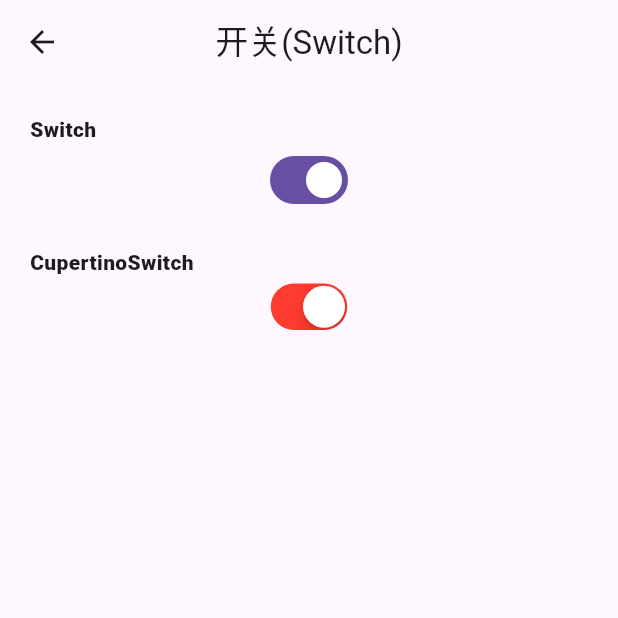
After one commit to iotzzh/zh-flutter-demos, a Flutter app: the ZHSwitch screen opened by its route, on a phone screen of 412 x 824 dp, the top half of it. The commit adds this screen. Run offline on Flutter 3.47's test engine with Material 2 defaults, Android fonts, the phone set to English and light mode, and no system bars.

Commit message:
添加switch组件

```diff
--- a/lib/main.dart
+++ b/lib/main.dart
@@ -2,6 +2,7 @@ import 'package:flutter/material.dart';
 import 'package:zh_flutter_demos/views/basic/text_style.dart';
 import 'package:zh_flutter_demos/views/basic/button.dart';
 import 'package:zh_flutter_demos/views/basic/img_icon.dart';
+import 'package:zh_flutter_demos/views/form/switch.dart';
 
 void main() => runApp(const MyApp());
 
@@ -20,9 +21,12 @@ class MyApp extends StatelessWidget {
         body: const MyStatefulWidget(),
       ),
       routes: {
+        // 基础组件
         'text_style': (context) => const ZHTextStyle(),
         'button': (context) => const ZHButton(),
         'img_icon': (context) => const ZHImgIcon(),
+        // 表单组件
+        'switch': (context) => const ZHSwitch(),
       },
     );
   }
@@ -64,6 +68,12 @@ List<Item> generateItems() {
       ItemButton(
         text: 'Img & Button',
         routeName: 'img_icon',
+      ),
+    ]),
+    Item(headerValue: '表单组件', buttons: [
+      ItemButton(
+        text: '开关(Switch)',
+        routeName: 'switch',
       )
     ]),
     Item(headerValue: '布局类组件', buttons: [
--- /dev/null
+++ b/lib/views/form/switch.dart
@@ -0,0 +1,58 @@
+import 'package:flutter/cupertino.dart';
+import 'package:flutter/material.dart';
+
+class ZHSwitch extends StatefulWidget {
+  const ZHSwitch({Key? key}) : super(key: key);
+  @override
+  State<StatefulWidget> createState() {
+    return ZHSwitchState();
+  }
+}
+
+class ZHSwitchState extends State<ZHSwitch> {
+  bool _switchSelected = true; //维护单选开关状态
+
+  @override
+  Widget build(BuildContext context) {
+    return Scaffold(
+        appBar: AppBar(
+          title: const Text('开关(Switch)'),
+          centerTitle: true,
+        ),
+        body: ListView(
+          shrinkWrap: true,
+          padding: const EdgeInsets.all(20.0),
+          children: <Widget>[
+            const Text(
+              'Switch',
+              style: TextStyle(fontWeight: FontWeight.w900),
+            ),
+            Switch(
+              value: _switchSelected, //当前状态
+              onChanged: (value) {
+                //重新构建页面
+                setState(() {
+                  _switchSelected = value;
+                });
+              },
+            ),
+            const Text(''),
+            const Text(
+              'CupertinoSwitch',
+              style: TextStyle(fontWeight: FontWeight.w900),
+            ),
+            CupertinoSwitch(
+              // This bool value toggles the switch.
+              value: _switchSelected,
+              activeColor: CupertinoColors.destructiveRed,
+              onChanged: (bool? value) {
+                // This is called when the user toggles the switch.
+                setState(() {
+                  _switchSelected = value ?? false;
+                });
+              },
+            ),
+          ],
+        ));
+  }
+}
```
Also changed, not shown: lib/views/basic/form.dart (added, +52 -0 lines).
